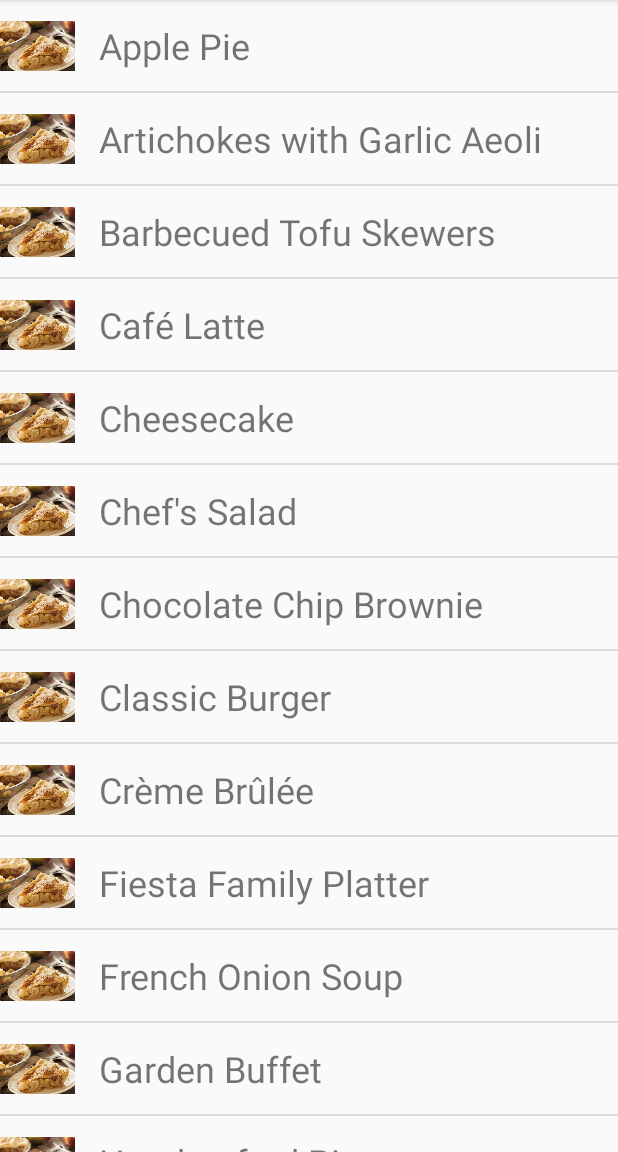
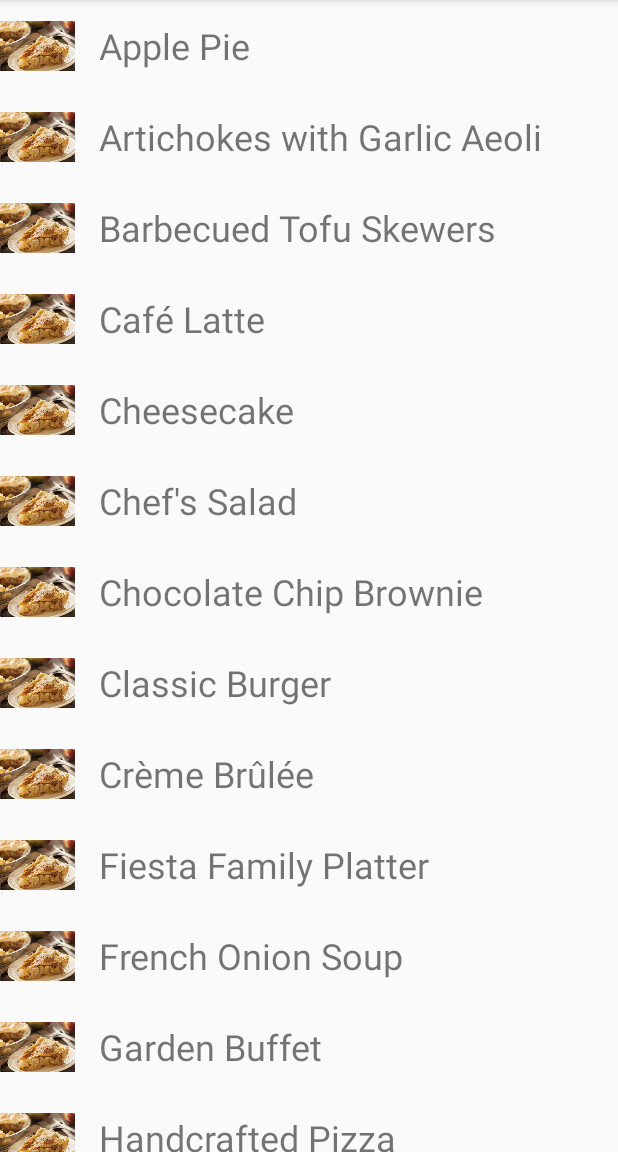
Before and after one commit to azadbasis/LocalDataStorage, an Android app: the screen it shows after launch (MainActivity), on a phone screen of 412 x 824 dp, the part 84-1236 px from its top. Run offline under Robolectric (Android 15) with nearby library versions, the phone set to English and light mode, and no system bars.

Commit message:
Display Static Data(RecyclerView)

```diff
--- a/app/build.gradle
+++ b/app/build.gradle
@@ -21,6 +21,7 @@ android {
 dependencies {
     implementation fileTree(dir: 'libs', include: ['*.jar'])
     implementation 'com.android.support:appcompat-v7:28.0.0'
+    implementation 'com.android.support:recyclerview-v7:28.0.0'
     implementation 'com.android.support.constraint:constraint-layout:1.1.3'
     testImplementation 'junit:junit:4.12'
     androidTestImplementation 'com.android.support.test:runner:1.0.2'
--- a/app/src/main/java/me/azhar/data/MainActivity.java
+++ b/app/src/main/java/me/azhar/data/MainActivity.java
@@ -2,6 +2,7 @@ package me.azhar.data;
 
 import android.os.Bundle;
 import android.support.v7.app.AppCompatActivity;
+import android.support.v7.widget.RecyclerView;
 import android.widget.ListView;
 
 import java.util.Collections;
@@ -31,8 +32,8 @@ public class MainActivity extends AppCompatActivity {
         DataItemAdapter adapter = new DataItemAdapter(this, dataItemList);
 
 
-        ListView listView = (ListView) findViewById(android.R.id.list);
-        listView.setAdapter(adapter);
+        RecyclerView recyclerView = (RecyclerView) findViewById(R.id.rvItems);
+        recyclerView.setAdapter(adapter);
 
 
     }
--- a/app/src/main/java/me/azhar/data/adapter/DataItemAdapter.java
+++ b/app/src/main/java/me/azhar/data/adapter/DataItemAdapter.java
@@ -2,12 +2,10 @@ package me.azhar.data.adapter;
 
 import android.content.Context;
 import android.graphics.drawable.Drawable;
-import android.support.annotation.NonNull;
-import android.support.annotation.Nullable;
+import android.support.v7.widget.RecyclerView;
 import android.view.LayoutInflater;
 import android.view.View;
 import android.view.ViewGroup;
-import android.widget.ArrayAdapter;
 import android.widget.ImageView;
 import android.widget.TextView;
 
@@ -18,42 +16,53 @@ import java.util.List;
 import me.azhar.data.R;
 import me.azhar.data.model.DataItem;
 
-public class DataItemAdapter extends ArrayAdapter<DataItem> {
+public class DataItemAdapter extends RecyclerView.Adapter<DataItemAdapter.ViewHolder> {
 
-    private List<DataItem> mDataItems;
-    private LayoutInflater mInflater;
+    private List<DataItem> mItems;
+    private Context mContext;
 
-    public DataItemAdapter(@NonNull Context context, @NonNull List<DataItem> objects) {
-        super(context, R.layout.list_item, objects);
-        mDataItems = objects;
-        mInflater = LayoutInflater.from(context);
+    public DataItemAdapter(Context context, List<DataItem> items) {
+        this.mContext = context;
+        this.mItems = items;
     }
 
-    @NonNull
     @Override
-    public View getView(int position, @Nullable View convertView, @NonNull ViewGroup parent) {
-        if (convertView == null) {
-            convertView = mInflater.inflate(R.layout.list_item, parent, false);
-        }
-        TextView tvName = (TextView) convertView.findViewById(R.id.itemNameText);
-        ImageView imageView = (ImageView) convertView.findViewById(R.id.imageView);
+    public ViewHolder onCreateViewHolder(ViewGroup parent, int viewType) {
+        LayoutInflater inflater = LayoutInflater.from(mContext);
+        View itemView = inflater.inflate(R.layout.list_item, parent, false);
+        ViewHolder viewHolder = new ViewHolder(itemView);
+        return viewHolder;
+    }
 
-        DataItem item = mDataItems.get(position);
+    @Override
+    public void onBindViewHolder(ViewHolder holder, int position) {
+        DataItem item = mItems.get(position);
 
-        tvName.setText(item.getItemName());
-        //imageView.setImageResource(R.drawable.apple_pie);
-
-        String imageFile=item.getImage();
-        InputStream inputStream= null;
         try {
-            inputStream = getContext().getAssets().open(imageFile);
-            Drawable d=Drawable.createFromStream(inputStream,null);
-            imageView.setImageDrawable(d);
+            holder.tvName.setText(item.getItemName());
+            String imageFile = item.getImage();
+            InputStream inputStream = mContext.getAssets().open(imageFile);
+            Drawable d = Drawable.createFromStream(inputStream, null);
+            holder.imageView.setImageDrawable(d);
         } catch (IOException e) {
             e.printStackTrace();
         }
+    }
 
+    @Override
+    public int getItemCount() {
+        return mItems.size();
+    }
 
-        return convertView;
+    public static class ViewHolder extends RecyclerView.ViewHolder {
+
+        public TextView tvName;
+        public ImageView imageView;
+        public ViewHolder(View itemView) {
+            super(itemView);
+
+            tvName = (TextView) itemView.findViewById(R.id.itemNameText);
+            imageView = (ImageView) itemView.findViewById(R.id.imageView);
+        }
     }
 }
--- a/app/src/main/res/layout/activity_main.xml
+++ b/app/src/main/res/layout/activity_main.xml
@@ -6,13 +6,14 @@
     android:layout_height="match_parent"
     tools:context=".MainActivity">
 
-    <ListView
-        android:id="@android:id/list"
+    <android.support.v7.widget.RecyclerView
+        android:id="@+id/rvItems"
         android:layout_width="match_parent"
         android:layout_height="match_parent"
         app:layout_constraintBottom_toBottomOf="parent"
         app:layout_constraintLeft_toLeftOf="parent"
         app:layout_constraintRight_toRightOf="parent"
-        app:layout_constraintTop_toTopOf="parent" />
+        app:layout_constraintTop_toTopOf="parent"
+        app:layoutManager="android.support.v7.widget.LinearLayoutManager"/>
 
 </android.support.constraint.ConstraintLayout>
--- a/app/src/main/res/layout/list_item.xml
+++ b/app/src/main/res/layout/list_item.xml
@@ -3,7 +3,7 @@
     xmlns:app="http://schemas.android.com/apk/res-auto"
     xmlns:tools="http://schemas.android.com/tools"
     android:layout_width="match_parent"
-    android:layout_height="match_parent"
+    android:layout_height="wrap_content"
     android:paddingBottom="5dp"
     android:paddingTop="5dp">
 
```
